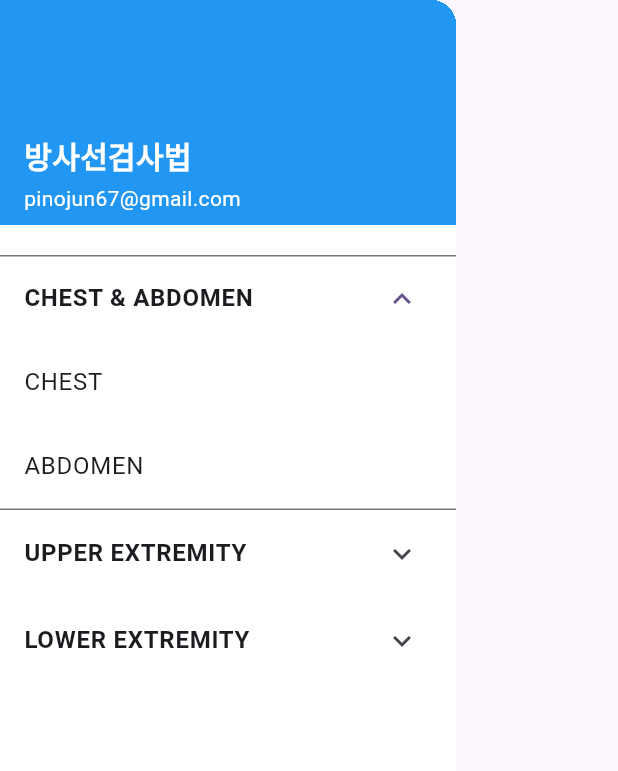
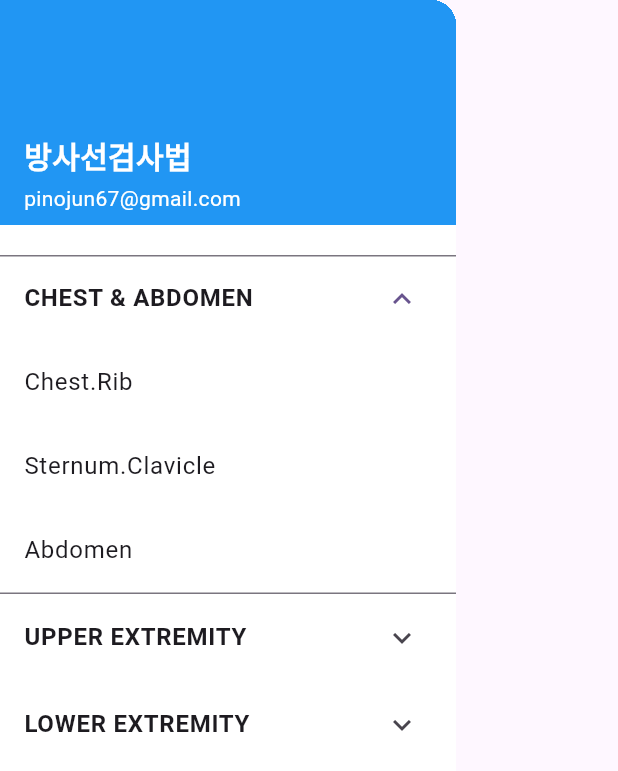
Before and after one commit to pinojun/x_ray-project, a Flutter app: the CustomDrawer widget shown alone on an empty page, opened directly with empty values, after a tap on "CHEST & ABDOMEN", on a phone screen of 412 x 824 dp. Shown: the top 771 px of the screen. Run offline on Flutter 3.47's test engine with Material 3 defaults, Android fonts, the phone set to English and light mode, and no system bars.

Commit message:
1 drawer 메뉴에 항목 추가

```diff
--- a/lib/models/Product.dart
+++ b/lib/models/Product.dart
@@ -35,7 +35,7 @@ class Product {
       required this.color});
 }
 
-// 각 리스트의 카테고리 타이틀
+// 커스텀 드로우어의 서브메뉴와 카테고리 프로덕트를 연결
 const String category1Title = "CHEST & ABDOMEN";
 const String category2Title = "UPPER EXTREMITY";
 const String category3Title = "LOWER EXTREMITY";
@@ -43,7 +43,7 @@ const String category3Title = "LOWER EXTREMITY";
 List<Product> chest = [
   Product(
       id: 1,
-      examtitle: "CHEST PA",
+      examtitle: "Chest PA",
       purpose: '폐결핵, 폐렴, 폐결절, 기흉, 무기폐 등 폐질환과\n흉막삼출액, 연부조직, 심장 크기 관찰하기 위함.',
       position: 'Erect 또는 Sitting 자세를 취한다.\n'
           '턱을 들어 올리고 환자의 정중시상면이 디텍터 중앙에 오게한다.\n'
@@ -55,7 +55,7 @@ List<Product> chest = [
           'diaphargm 주행 관찰이 가능하다.'
           'breast와 hilum 구분이 가능하다.'
           'liver와 hilum 구분이 가능하다.'
-          '흉곽이 회전되지 않아야 한다.(clavicle 내측단이 spine으로 부터 같은 거리,  양쪽 clavicle이 같은 수평선 상에 위치)',
+          '흉곽이 회전되지 않아야 한다.(clavicle 내측단이 spine으로 부터 같은 거리,\n  양쪽 clavicle이 같은 수평선 상에 위치)',
       breath: '호흡을 깊게 들여 마시고 멈춘 상태에서 촬영\n'
           '        (기흉 관찰: 숨을 다 내쉬고 멈춘 상태에서 촬영)',
       cr: '흉추 6~7번, 디텍터에 수직',
@@ -69,7 +69,7 @@ List<Product> chest = [
       color: const Color(0xFF3D82AE)),
   Product(
       id: 2,
-      examtitle: "CHEST LAT",
+      examtitle: "Chest AP",
       purpose: '폐결핵, 폐렴, 폐결절, 기흉, 무기폐 등 폐질환과 흉막삼출액, 연부조직, 심장 크기 관찰하기 위함.',
       position: 'Erect 또는 Sitting 자세를 취한다.'
           '턱을 들어 올리고 환자의 정중시상면이 디텍터 중앙에 오게한다.'
@@ -95,7 +95,7 @@ List<Product> chest = [
       color: const Color(0xFFD3A984)),
   Product(
       id: 3,
-      examtitle: "CHEST DECU",
+      examtitle: "Chest Lateral",
       purpose: '폐결핵, 폐렴, 폐결절, 기흉, 무기폐 등 폐질환과 흉막삼출액, 연부조직, 심장 크기 관찰하기 위함.',
       position: 'Erect 또는 Sitting 자세를 취한다.'
           '턱을 들어 올리고 환자의 정중시상면이 디텍터 중앙에 오게한다.'
@@ -121,7 +121,7 @@ List<Product> chest = [
       color: const Color(0xFF989493)),
   Product(
       id: 4,
-      examtitle: "CHEST APICO",
+      examtitle: "Chest Decubitus",
       purpose: '폐결핵, 폐렴, 폐결절, 기흉, 무기폐 등 폐질환과 흉막삼출액, 연부조직, 심장 크기 관찰하기 위함.',
       position: 'Erect 또는 Sitting 자세를 취한다.'
           '턱을 들어 올리고 환자의 정중시상면이 디텍터 중앙에 오게한다.'
@@ -147,7 +147,7 @@ List<Product> chest = [
       color: const Color(0xFF3D82AE)),
   Product(
       id: 5,
-      examtitle: "CHEST AP",
+      examtitle: "Chest Lordotic",
       purpose: '폐결핵, 폐렴, 폐결절, 기흉, 무기폐 등 폐질환과 흉막삼출액, 연부조직, 심장 크기 관찰하기 위함.',
       position: 'Erect 또는 Sitting 자세를 취한다.'
           '턱을 들어 올리고 환자의 정중시상면이 디텍터 중앙에 오게한다.'
@@ -173,7 +173,221 @@ List<Product> chest = [
       color: const Color(0xFFFB7883)),
   Product(
     id: 6,
-    examtitle: "CHEST PA",
+    examtitle: "Rib AP",
+    purpose: '폐결핵, 폐렴, 폐결절, 기흉, 무기폐 등 폐질환과 흉막삼출액, 연부조직, 심장 크기 관찰하기 위함.',
+    position: 'Erect 또는 Sitting 자세를 취한다.'
+        '턱을 들어 올리고 환자의 정중시상면이 디텍터 중앙에 오게한다.'
+        'Detector의 상연이 shoulder의 위 5cm정도에 놓이도록 높이를 조절한다.'
+        'Scapula가 폐야에서 벗어나도록 손바닥을 위로하여 양손을 둔부 위에 올리고 어깨를 전방으로 밀착한다.(불안정한 환자는 디텍터를 감싸안고 어깨를 최대한 밀착한다.)',
+    checkpoint: '폐첨부부터 늑골횡격막각까지 모두 관찰된다.'
+        'clavicle의 농도가 적당하고 hilum의 관찰이 가능하다.'
+        'scapula가 폐야에서 최대한 제거되어야 한다.'
+        'diaphargm 주행 관찰이 가능하다.'
+        'breast와 hilum 구분이 가능하다.'
+        'liver와 hilum 구분이 가능하다.'
+        '흉곽이 회전되지 않아야 한다.(clavicle 내측단이 spine으로 부터 같은 거리,  양쪽 clavicle이 같은 수평선 상에 위치)',
+    breath: '호흡을 깊게 들여 마시고 멈춘 상태에서 촬영'
+        '(기흉 관찰을 위해서는 숨을 다 내쉬고 멈춘 상태에서 촬영)',
+    cr: '흉추 6~7번, 디텍터에 수직',
+    kvp: '110',
+    mas: '8 (4~13)',
+    thick: '21.8',
+    sid: '180cm',
+    grid: 'YES',
+    poimage: "assets/images/6.jpg",
+    anaimage: "assets/images/13.jpg",
+    color: const Color(0xFFD3A984),
+  ),
+  Product(
+    id: 7,
+    examtitle: "Rib Oblique",
+    purpose: '폐결핵, 폐렴, 폐결절, 기흉, 무기폐 등 폐질환과 흉막삼출액, 연부조직, 심장 크기 관찰하기 위함.',
+    position: 'Erect 또는 Sitting 자세를 취한다.'
+        '턱을 들어 올리고 환자의 정중시상면이 디텍터 중앙에 오게한다.'
+        'Detector의 상연이 shoulder의 위 5cm정도에 놓이도록 높이를 조절한다.'
+        'Scapula가 폐야에서 벗어나도록 손바닥을 위로하여 양손을 둔부 위에 올리고 어깨를 전방으로 밀착한다.(불안정한 환자는 디텍터를 감싸안고 어깨를 최대한 밀착한다.)',
+    checkpoint: '폐첨부부터 늑골횡격막각까지 모두 관찰된다.'
+        'clavicle의 농도가 적당하고 hilum의 관찰이 가능하다.'
+        'scapula가 폐야에서 최대한 제거되어야 한다.'
+        'diaphargm 주행 관찰이 가능하다.'
+        'breast와 hilum 구분이 가능하다.'
+        'liver와 hilum 구분이 가능하다.'
+        '흉곽이 회전되지 않아야 한다.(clavicle 내측단이 spine으로 부터 같은 거리,  양쪽 clavicle이 같은 수평선 상에 위치)',
+    breath: '호흡을 깊게 들여 마시고 멈춘 상태에서 촬영'
+        '(기흉 관찰을 위해서는 숨을 다 내쉬고 멈춘 상태에서 촬영)',
+    cr: '흉추 6~7번, 디텍터에 수직',
+    kvp: '110',
+    mas: '8 (4~13)',
+    thick: '21.8',
+    sid: '180cm',
+    grid: 'YES',
+    poimage: "assets/images/6.jpg",
+    anaimage: "assets/images/13.jpg",
+    color: const Color(0xFFD3A984),
+  ),
+];
+
+List<Product> sternum = [
+  Product(
+      id: 1,
+      examtitle: "Sternum Lateral",
+      purpose: '폐결핵, 폐렴, 폐결절, 기흉, 무기폐 등 폐질환과\n흉막삼출액, 연부조직, 심장 크기 관찰하기 위함.',
+      position: 'Erect 또는 Sitting 자세를 취한다.\n'
+          '턱을 들어 올리고 환자의 정중시상면이 디텍터 중앙에 오게한다.\n'
+          'Detector의 상연이 shoulder의 위 5cm정도에 놓이도록 높이를 조절한다.\n'
+          '(불안정한 환자는 디텍터를 감싸안고 어깨를 최대한 밀착한다.)',
+      checkpoint: '폐첨부부터 늑골횡격막각까지 모두 관찰된다.'
+          'clavicle의 농도가 적당하고 hilum의 관찰이 가능하다.'
+          'scapula가 폐야에서 최대한 제거되어야 한다.'
+          'diaphargm 주행 관찰이 가능하다.'
+          'breast와 hilum 구분이 가능하다.'
+          'liver와 hilum 구분이 가능하다.'
+          '흉곽이 회전되지 않아야 한다.(clavicle 내측단이 spine으로 부터 같은 거리,\n  양쪽 clavicle이 같은 수평선 상에 위치)',
+      breath: '호흡을 깊게 들여 마시고 멈춘 상태에서 촬영\n'
+          '        (기흉 관찰: 숨을 다 내쉬고 멈춘 상태에서 촬영)',
+      cr: '흉추 6~7번, 디텍터에 수직',
+      kvp: '110',
+      mas: '8 (4~13)',
+      thick: '21.8',
+      sid: '180cm',
+      grid: 'YES',
+      poimage: "assets/images/1.jpg",
+      anaimage: "assets/images/18.jpg",
+      color: const Color(0xFF3D82AE)),
+  Product(
+      id: 2,
+      examtitle: "Sternum Oblique(RAO)",
+      purpose: '폐결핵, 폐렴, 폐결절, 기흉, 무기폐 등 폐질환과 흉막삼출액, 연부조직, 심장 크기 관찰하기 위함.',
+      position: 'Erect 또는 Sitting 자세를 취한다.'
+          '턱을 들어 올리고 환자의 정중시상면이 디텍터 중앙에 오게한다.'
+          'Detector의 상연이 shoulder의 위 5cm정도에 놓이도록 높이를 조절한다.'
+          'Scapula가 폐야에서 벗어나도록 손바닥을 위로하여 양손을 둔부 위에 올리고 어깨를 전방으로 밀착한다.(불안정한 환자는 디텍터를 감싸안고 어깨를 최대한 밀착한다.)',
+      checkpoint: '폐첨부부터 늑골횡격막각까지 모두 관찰된다.'
+          'clavicle의 농도가 적당하고 hilum의 관찰이 가능하다.'
+          'scapula가 폐야에서 최대한 제거되어야 한다.'
+          'diaphargm 주행 관찰이 가능하다.'
+          'breast와 hilum 구분이 가능하다.'
+          'liver와 hilum 구분이 가능하다.'
+          '흉곽이 회전되지 않아야 한다.(clavicle 내측단이 spine으로 부터 같은 거리,  양쪽 clavicle이 같은 수평선 상에 위치)',
+      breath: '호흡을 깊게 들여 마시고 멈춘 상태에서 촬영'
+          '(기흉 관찰을 위해서는 숨을 다 내쉬고 멈춘 상태에서 촬영)',
+      cr: '흉추 6~7번, 디텍터에 수직',
+      kvp: '110',
+      mas: '8 (4~13)',
+      thick: '21.8',
+      sid: '180cm',
+      grid: 'YES',
+      poimage: "assets/images/2.jpg",
+      anaimage: "assets/images/17.jpg",
+      color: const Color(0xFFD3A984)),
+  Product(
+      id: 3,
+      examtitle: "Clavicle AP(Acromioclavicular joint AP)",
+      purpose: '폐결핵, 폐렴, 폐결절, 기흉, 무기폐 등 폐질환과 흉막삼출액, 연부조직, 심장 크기 관찰하기 위함.',
+      position: 'Erect 또는 Sitting 자세를 취한다.'
+          '턱을 들어 올리고 환자의 정중시상면이 디텍터 중앙에 오게한다.'
+          'Detector의 상연이 shoulder의 위 5cm정도에 놓이도록 높이를 조절한다.'
+          'Scapula가 폐야에서 벗어나도록 손바닥을 위로하여 양손을 둔부 위에 올리고 어깨를 전방으로 밀착한다.(불안정한 환자는 디텍터를 감싸안고 어깨를 최대한 밀착한다.)',
+      checkpoint: '폐첨부부터 늑골횡격막각까지 모두 관찰된다.'
+          'clavicle의 농도가 적당하고 hilum의 관찰이 가능하다.'
+          'scapula가 폐야에서 최대한 제거되어야 한다.'
+          'diaphargm 주행 관찰이 가능하다.'
+          'breast와 hilum 구분이 가능하다.'
+          'liver와 hilum 구분이 가능하다.'
+          '흉곽이 회전되지 않아야 한다.(clavicle 내측단이 spine으로 부터 같은 거리,  양쪽 clavicle이 같은 수평선 상에 위치)',
+      breath: '호흡을 깊게 들여 마시고 멈춘 상태에서 촬영'
+          '(기흉 관찰을 위해서는 숨을 다 내쉬고 멈춘 상태에서 촬영)',
+      cr: '흉추 6~7번, 디텍터에 수직',
+      kvp: '110',
+      mas: '8 (4~13)',
+      thick: '21.8',
+      sid: '180cm',
+      grid: 'YES',
+      poimage: "assets/images/3.jpg",
+      anaimage: "assets/images/16.jpg",
+      color: const Color(0xFF989493)),
+  Product(
+      id: 4,
+      examtitle: "Clavicle Axial",
+      purpose: '폐결핵, 폐렴, 폐결절, 기흉, 무기폐 등 폐질환과 흉막삼출액, 연부조직, 심장 크기 관찰하기 위함.',
+      position: 'Erect 또는 Sitting 자세를 취한다.'
+          '턱을 들어 올리고 환자의 정중시상면이 디텍터 중앙에 오게한다.'
+          'Detector의 상연이 shoulder의 위 5cm정도에 놓이도록 높이를 조절한다.'
+          'Scapula가 폐야에서 벗어나도록 손바닥을 위로하여 양손을 둔부 위에 올리고 어깨를 전방으로 밀착한다.(불안정한 환자는 디텍터를 감싸안고 어깨를 최대한 밀착한다.)',
+      checkpoint: '폐첨부부터 늑골횡격막각까지 모두 관찰된다.'
+          'clavicle의 농도가 적당하고 hilum의 관찰이 가능하다.'
+          'scapula가 폐야에서 최대한 제거되어야 한다.'
+          'diaphargm 주행 관찰이 가능하다.'
+          'breast와 hilum 구분이 가능하다.'
+          'liver와 hilum 구분이 가능하다.'
+          '흉곽이 회전되지 않아야 한다.(clavicle 내측단이 spine으로 부터 같은 거리,  양쪽 clavicle이 같은 수평선 상에 위치)',
+      breath: '호흡을 깊게 들여 마시고 멈춘 상태에서 촬영'
+          '(기흉 관찰을 위해서는 숨을 다 내쉬고 멈춘 상태에서 촬영)',
+      cr: '흉추 6~7번, 디텍터에 수직',
+      kvp: '110',
+      mas: '8 (4~13)',
+      thick: '21.8',
+      sid: '180cm',
+      grid: 'YES',
+      poimage: "assets/images/4.jpg",
+      anaimage: "assets/images/15.jpg",
+      color: const Color(0xFF3D82AE)),
+  Product(
+      id: 5,
+      examtitle: "Sterno-Clavicula joint AP",
+      purpose: '폐결핵, 폐렴, 폐결절, 기흉, 무기폐 등 폐질환과 흉막삼출액, 연부조직, 심장 크기 관찰하기 위함.',
+      position: 'Erect 또는 Sitting 자세를 취한다.'
+          '턱을 들어 올리고 환자의 정중시상면이 디텍터 중앙에 오게한다.'
+          'Detector의 상연이 shoulder의 위 5cm정도에 놓이도록 높이를 조절한다.'
+          'Scapula가 폐야에서 벗어나도록 손바닥을 위로하여 양손을 둔부 위에 올리고 어깨를 전방으로 밀착한다.(불안정한 환자는 디텍터를 감싸안고 어깨를 최대한 밀착한다.)',
+      checkpoint: '폐첨부부터 늑골횡격막각까지 모두 관찰된다.'
+          'clavicle의 농도가 적당하고 hilum의 관찰이 가능하다.'
+          'scapula가 폐야에서 최대한 제거되어야 한다.'
+          'diaphargm 주행 관찰이 가능하다.'
+          'breast와 hilum 구분이 가능하다.'
+          'liver와 hilum 구분이 가능하다.'
+          '흉곽이 회전되지 않아야 한다.(clavicle 내측단이 spine으로 부터 같은 거리,  양쪽 clavicle이 같은 수평선 상에 위치)',
+      breath: '호흡을 깊게 들여 마시고 멈춘 상태에서 촬영'
+          '(기흉 관찰을 위해서는 숨을 다 내쉬고 멈춘 상태에서 촬영)',
+      cr: '흉추 6~7번, 디텍터에 수직',
+      kvp: '110',
+      mas: '8 (4~13)',
+      thick: '21.8',
+      sid: '180cm',
+      grid: 'YES',
+      poimage: "assets/images/5.jpg",
+      anaimage: "assets/images/14.jpg",
+      color: const Color(0xFFFB7883)),
+  Product(
+    id: 6,
+    examtitle: "Sterno-Calvicula joint Hobbs view",
+    purpose: '폐결핵, 폐렴, 폐결절, 기흉, 무기폐 등 폐질환과 흉막삼출액, 연부조직, 심장 크기 관찰하기 위함.',
+    position: 'Erect 또는 Sitting 자세를 취한다.'
+        '턱을 들어 올리고 환자의 정중시상면이 디텍터 중앙에 오게한다.'
+        'Detector의 상연이 shoulder의 위 5cm정도에 놓이도록 높이를 조절한다.'
+        'Scapula가 폐야에서 벗어나도록 손바닥을 위로하여 양손을 둔부 위에 올리고 어깨를 전방으로 밀착한다.(불안정한 환자는 디텍터를 감싸안고 어깨를 최대한 밀착한다.)',
+    checkpoint: '폐첨부부터 늑골횡격막각까지 모두 관찰된다.'
+        'clavicle의 농도가 적당하고 hilum의 관찰이 가능하다.'
+        'scapula가 폐야에서 최대한 제거되어야 한다.'
+        'diaphargm 주행 관찰이 가능하다.'
+        'breast와 hilum 구분이 가능하다.'
+        'liver와 hilum 구분이 가능하다.'
+        '흉곽이 회전되지 않아야 한다.(clavicle 내측단이 spine으로 부터 같은 거리,  양쪽 clavicle이 같은 수평선 상에 위치)',
+    breath: '호흡을 깊게 들여 마시고 멈춘 상태에서 촬영'
+        '(기흉 관찰을 위해서는 숨을 다 내쉬고 멈춘 상태에서 촬영)',
+    cr: '흉추 6~7번, 디텍터에 수직',
+    kvp: '110',
+    mas: '8 (4~13)',
+    thick: '21.8',
+    sid: '180cm',
+    grid: 'YES',
+    poimage: "assets/images/6.jpg",
+    anaimage: "assets/images/13.jpg",
+    color: const Color(0xFFD3A984),
+  ),
+  Product(
+    id: 7,
+    examtitle: "Sterno-Calvicula joint  Oblique (PA)",
     purpose: '폐결핵, 폐렴, 폐결절, 기흉, 무기폐 등 폐질환과 흉막삼출액, 연부조직, 심장 크기 관찰하기 위함.',
     position: 'Erect 또는 Sitting 자세를 취한다.'
         '턱을 들어 올리고 환자의 정중시상면이 디텍터 중앙에 오게한다.'
--- a/lib/screens/home/components/custom_drawer.dart
+++ b/lib/screens/home/components/custom_drawer.dart
@@ -11,16 +11,17 @@ class CustomDrawer extends StatefulWidget {
     required this.updateTitle,
   });
 
-  // 각 카테고리별 Product 리스트를 저장하는 맵
+  // 각 메뉴아이템의 서브메뉴와 그에 해당하는 Product 리스트를 연결하는 맵
+  // 프로덕트 리스트의 body part명을 키값으로 해서
   final Map<String, List<List<Product>>> categoryProducts = {
-    category1Title: [chest, abdomen],
+    category1Title: [chest, sternum, abdomen],
     category2Title: [hand],
     category3Title: [knee],
   };
 
-  // 카테고리와 서브메뉴 정의
+  // body 카테고리와 그 하부의 서브메뉴 정의하는 맵
   final Map<String, List<String>> menuItems = {
-    'CHEST & ABDOMEN': ['CHEST', 'ABDOMEN'],
+    'CHEST & ABDOMEN': ['Chest.Rib', 'Sternum.Clavicle', 'Abdomen'],
     'UPPER EXTREMITY': ['HAND'],
     'LOWER EXTREMITY': ['KNEE'],
   };
```
